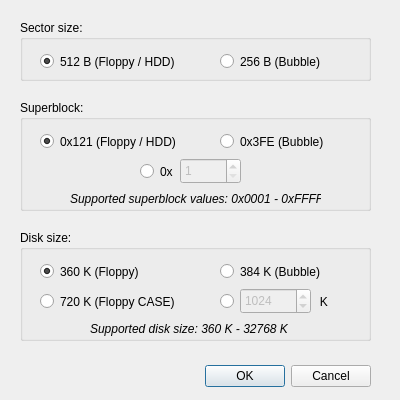
Above: dialogs/custdlg.ui from Bs0Dd/GRiDISKCOM before the change. Below: the same form after it.
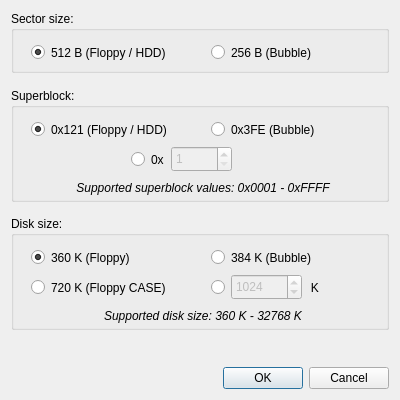
That is the form after the change. Icons and pictures are not drawn.

Commit message: CustomDlg redesigned (MacOS issues)

Patch:
```diff
--- a/dialogs/custdlg.ui
+++ b/dialogs/custdlg.ui
@@ -29,30 +29,14 @@
    <iconset resource="../icon/icon.qrc">
     <normaloff>:/icon/gridsmall.png</normaloff>:/icon/gridsmall.png</iconset>
   </property>
-  <widget class="QDialogButtonBox" name="buttonBox">
-   <property name="geometry">
-    <rect>
-     <x>30</x>
-     <y>360</y>
-     <width>341</width>
-     <height>32</height>
-    </rect>
-   </property>
-   <property name="orientation">
-    <enum>Qt::Horizontal</enum>
-   </property>
-   <property name="standardButtons">
-    <set>QDialogButtonBox::Cancel|QDialogButtonBox::Ok</set>
-   </property>
-  </widget>
+  <layout class="QVBoxLayout" name="verticalLayout">
+   <item>
   <widget class="QGroupBox" name="groupBox">
-   <property name="geometry">
-    <rect>
-     <x>20</x>
-     <y>20</y>
-     <width>351</width>
-     <height>61</height>
-    </rect>
+     <property name="minimumSize">
+      <size>
+       <width>0</width>
+       <height>62</height>
+      </size>
    </property>
    <property name="title">
     <string>Sector size:</string>
@@ -87,14 +71,27 @@
     </property>
    </widget>
   </widget>
+   </item>
+   <item>
+    <spacer name="verticalSpacer">
+     <property name="orientation">
+      <enum>Qt::Vertical</enum>
+     </property>
+     <property name="sizeHint" stdset="0">
+      <size>
+       <width>20</width>
+       <height>18</height>
+      </size>
+     </property>
+    </spacer>
+   </item>
+   <item>
   <widget class="QGroupBox" name="groupBox_2">
-   <property name="geometry">
-    <rect>
-     <x>20</x>
-     <y>100</y>
-     <width>351</width>
-     <height>111</height>
-    </rect>
+     <property name="minimumSize">
+      <size>
+       <width>0</width>
+       <height>114</height>
+      </size>
    </property>
    <property name="title">
     <string>Superblock:</string>
@@ -144,10 +141,10 @@
    <widget class="QLabel" name="label">
     <property name="geometry">
      <rect>
-      <x>50</x>
+        <x>2</x>
       <y>90</y>
-      <width>251</width>
-      <height>17</height>
+        <width>380</width>
+        <height>20</height>
      </rect>
     </property>
     <property name="font">
@@ -159,6 +156,9 @@
     <property name="text">
      <string>Supported superblock values: 0x0001 - 0xFFFF</string>
     </property>
+      <property name="alignment">
+       <set>Qt::AlignCenter</set>
+      </property>
    </widget>
    <widget class="QSpinBox" name="spinBox">
     <property name="enabled">
@@ -186,14 +186,27 @@
     </property>
    </widget>
   </widget>
+   </item>
+   <item>
+    <spacer name="verticalSpacer_2">
+     <property name="orientation">
+      <enum>Qt::Vertical</enum>
+     </property>
+     <property name="sizeHint" stdset="0">
+      <size>
+       <width>20</width>
+       <height>18</height>
+      </size>
+     </property>
+    </spacer>
+   </item>
+   <item>
   <widget class="QGroupBox" name="groupBox_3">
-   <property name="geometry">
-    <rect>
-     <x>20</x>
-     <y>230</y>
-     <width>351</width>
-     <height>111</height>
-    </rect>
+     <property name="minimumSize">
+      <size>
+       <width>0</width>
+       <height>114</height>
+      </size>
    </property>
    <property name="title">
     <string>Disk size:</string>
@@ -256,10 +269,10 @@
    <widget class="QLabel" name="label_2">
     <property name="geometry">
      <rect>
-      <x>70</x>
+        <x>2</x>
       <y>90</y>
-      <width>201</width>
-      <height>17</height>
+        <width>380</width>
+        <height>20</height>
      </rect>
     </property>
     <property name="font">
@@ -270,6 +283,9 @@
     <property name="text">
      <string>Supported disk size: 360 K - 32768 K</string>
     </property>
+      <property name="alignment">
+       <set>Qt::AlignCenter</set>
+      </property>
    </widget>
    <widget class="QSpinBox" name="spinBox_2">
     <property name="enabled">
@@ -294,6 +310,31 @@
     </property>
    </widget>
   </widget>
+   </item>
+   <item>
+    <spacer name="verticalSpacer_3">
+     <property name="orientation">
+      <enum>Qt::Vertical</enum>
+     </property>
+     <property name="sizeHint" stdset="0">
+      <size>
+       <width>20</width>
+       <height>40</height>
+      </size>
+     </property>
+    </spacer>
+   </item>
+   <item>
+    <widget class="QDialogButtonBox" name="buttonBox">
+     <property name="orientation">
+      <enum>Qt::Horizontal</enum>
+     </property>
+     <property name="standardButtons">
+      <set>QDialogButtonBox::Cancel|QDialogButtonBox::Ok</set>
+     </property>
+    </widget>
+   </item>
+  </layout>
  </widget>
  <resources>
   <include location="../icon/icon.qrc"/>
```
Lines whose indentation alone changed are shown as unchanged.
